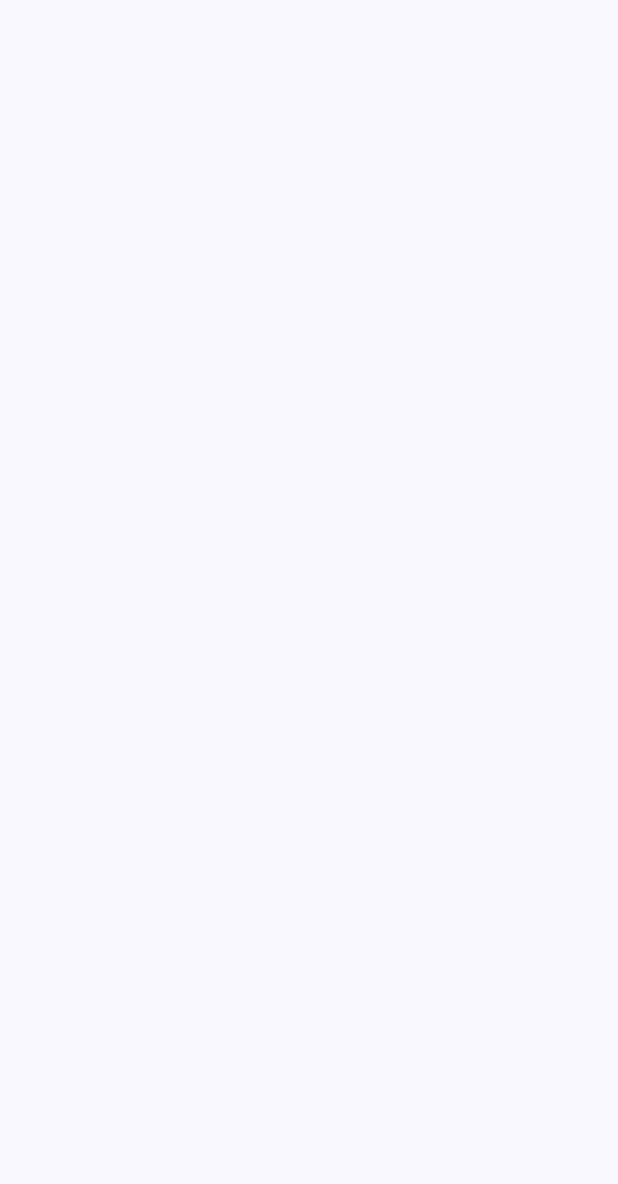
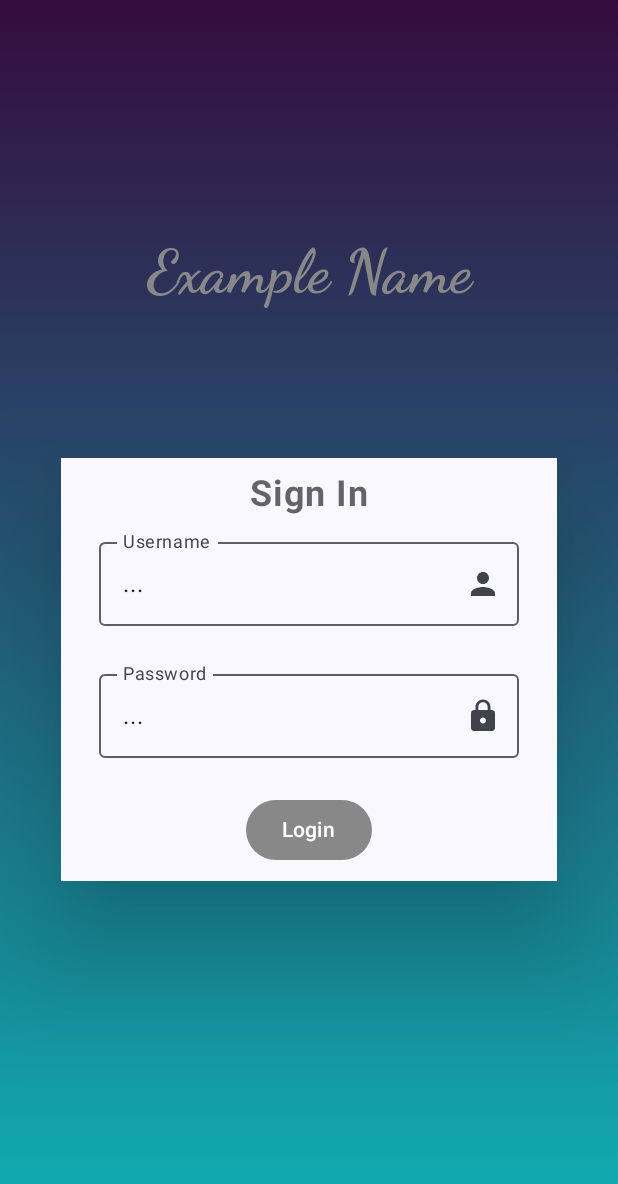
Before and after one commit to Clemond/Kotlin_end_project, an Android app built with Jetpack Compose: the screen it shows after launch (MainActivity), on a phone screen of 412 x 824 dp. Before the commit the part shown is empty. Shown: the top 1184 px of the screen. Run offline under Robolectric (Android 15) with nearby library versions, the phone set to English and light mode, and no system bars; pictures from the network do not load.

Commit message:
Added SignInScreen and app name text

```diff
--- a/app/src/main/java/com/clemond/api_test_open_library/MainActivity.kt
+++ b/app/src/main/java/com/clemond/api_test_open_library/MainActivity.kt
@@ -35,7 +35,9 @@ import retrofit2.http.GET
 import retrofit2.http.Query
 import android.util.Log
 import coil.compose.rememberImagePainter
+import com.clemond.api_test_open_library.ui.composables.InputFormsUIPreview
 import com.clemond.api_test_open_library.ui.composables.RandomBookScreen
+import com.clemond.api_test_open_library.ui.screens.SignInScreen
 
 
 class MainActivity : ComponentActivity() {
@@ -48,7 +50,7 @@ class MainActivity : ComponentActivity() {
                     modifier = Modifier.fillMaxSize(),
                     color = MaterialTheme.colorScheme.background
                 ) {
-                    //  RandomBookScreen()
+                    SignInScreen()
                 }
             }
         }
--- /dev/null
+++ b/app/src/main/java/com/clemond/api_test_open_library/ui/composables/AppNameUI.kt
@@ -0,0 +1,33 @@
+package com.clemond.api_test_open_library.ui.composables
+
+import androidx.compose.foundation.layout.padding
+import androidx.compose.material3.Text
+import androidx.compose.runtime.Composable
+import androidx.compose.ui.Modifier
+import androidx.compose.ui.graphics.Color
+import androidx.compose.ui.text.TextStyle
+import androidx.compose.ui.text.font.FontFamily
+import androidx.compose.ui.text.font.FontWeight
+import androidx.compose.ui.tooling.preview.Preview
+import androidx.compose.ui.unit.dp
+import androidx.compose.ui.unit.sp
+
+@Composable
+fun AppNameUI(name: String) {
+    Text(
+        text = name,
+        style = TextStyle(
+            fontFamily = FontFamily.Cursive,
+            fontWeight = FontWeight.Bold,
+            fontSize = 40.sp,
+            color = Color.Gray
+        ),
+        modifier = Modifier.padding(10.dp)
+    )
+}
+
+@Preview()
+@Composable
+fun AppNameUIPreview() {
+    AppNameUI(name = "Example text")
+}
--- a/app/src/main/java/com/clemond/api_test_open_library/ui/composables/InputFormsUI.kt
+++ b/app/src/main/java/com/clemond/api_test_open_library/ui/composables/InputFormsUI.kt
@@ -36,6 +36,7 @@ fun InputFormsUI() {
         shadowElevation = 50.dp,
     ){
         Column(
+            modifier = Modifier,
             horizontalAlignment = Alignment.CenterHorizontally
         ) {
             FormTitleUI(formTitle = "Sign In")
@@ -57,9 +58,11 @@ fun InputFormsUI() {
 @Composable
 fun InputFormsUIPreview() {
     Surface (
-        modifier = Modifier.fillMaxSize()
+        modifier = Modifier
+            .fillMaxSize()
     ){
-        Row( Modifier.background(brush = myBackgroundColorTest),
+        Row( modifier = Modifier
+            .background(brush = myBackgroundColorTest),
             horizontalArrangement = Arrangement.Center,
             verticalAlignment = Alignment.CenterVertically
         ) {
--- /dev/null
+++ b/app/src/main/java/com/clemond/api_test_open_library/ui/screens/SignInScreen.kt
@@ -0,0 +1,37 @@
+package com.clemond.api_test_open_library.ui.screens
+
+import androidx.compose.foundation.background
+import androidx.compose.foundation.layout.Arrangement
+import androidx.compose.foundation.layout.Box
+import androidx.compose.foundation.layout.Column
+import androidx.compose.foundation.layout.Row
+import androidx.compose.foundation.layout.fillMaxSize
+import androidx.compose.foundation.layout.padding
+import androidx.compose.material3.Surface
+import androidx.compose.runtime.Composable
+import androidx.compose.ui.Alignment
+import androidx.compose.ui.Modifier
+import androidx.compose.ui.tooling.preview.Preview
+import androidx.compose.ui.unit.dp
+import com.clemond.api_test_open_library.ui.composables.AppNameUI
+import com.clemond.api_test_open_library.ui.composables.InputFormsUI
+import com.clemond.api_test_open_library.ui.theme.myBackgroundColorTest
+
+@Preview(showBackground = true)
+@Composable
+fun SignInScreen() {
+    Surface (
+        modifier = Modifier.fillMaxSize()
+    ){
+        Column( modifier = Modifier
+            .background(brush = myBackgroundColorTest),
+            horizontalAlignment = Alignment.CenterHorizontally,
+            verticalArrangement = Arrangement.Center
+        ) {
+            AppNameUI(name = "Example Name")
+            Box(modifier = Modifier.padding(vertical = 90.dp)){
+                InputFormsUI()
+            }
+        }
+    }
+}
```
